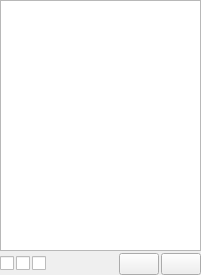
Old version of the form resources/ui/configure/environment.ui in the repository prymatex/prymatex.
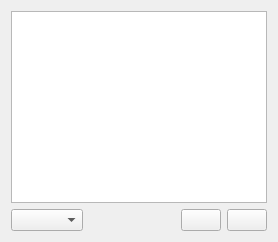
New version of the form. Icons and pictures are not drawn.

Patch:
```diff
--- a/resources/ui/configure/environment.ui
+++ b/resources/ui/configure/environment.ui
@@ -1,25 +1,8 @@
 <?xml version="1.0" encoding="UTF-8"?>
 <ui version="4.0">
- <class>Environment</class>
- <widget class="QWidget" name="Environment">
-  <property name="geometry">
-   <rect>
-    <x>0</x>
-    <y>0</y>
-    <width>201</width>
-    <height>275</height>
-   </rect>
-  </property>
-  <property name="windowTitle">
-   <string>Form</string>
-  </property>
-  <layout class="QVBoxLayout" name="verticalLayout">
-   <property name="spacing">
-    <number>2</number>
-   </property>
-   <property name="margin">
-    <number>0</number>
-   </property>
+ <class>MultiDictTableEditorWidget</class>
+ <widget class="QWidget" name="MultiDictTableEditorWidget">
+  <layout class="QVBoxLayout" name="_2">
    <item>
     <widget class="QTableView" name="tableViewVariables">
      <property name="showGrid">
@@ -33,13 +16,7 @@
    <item>
     <layout class="QHBoxLayout" name="horizontalLayout">
      <item>
-      <widget class="QCheckBox" name="checkBox1"/>
-     </item>
-     <item>
-      <widget class="QCheckBox" name="checkBox2"/>
-     </item>
-     <item>
-      <widget class="QCheckBox" name="checkBox3"/>
+      <widget class="QComboBox" name="comboBoxNamespaces"/>
      </item>
      <item>
       <spacer name="horizontalSpacer">
```
